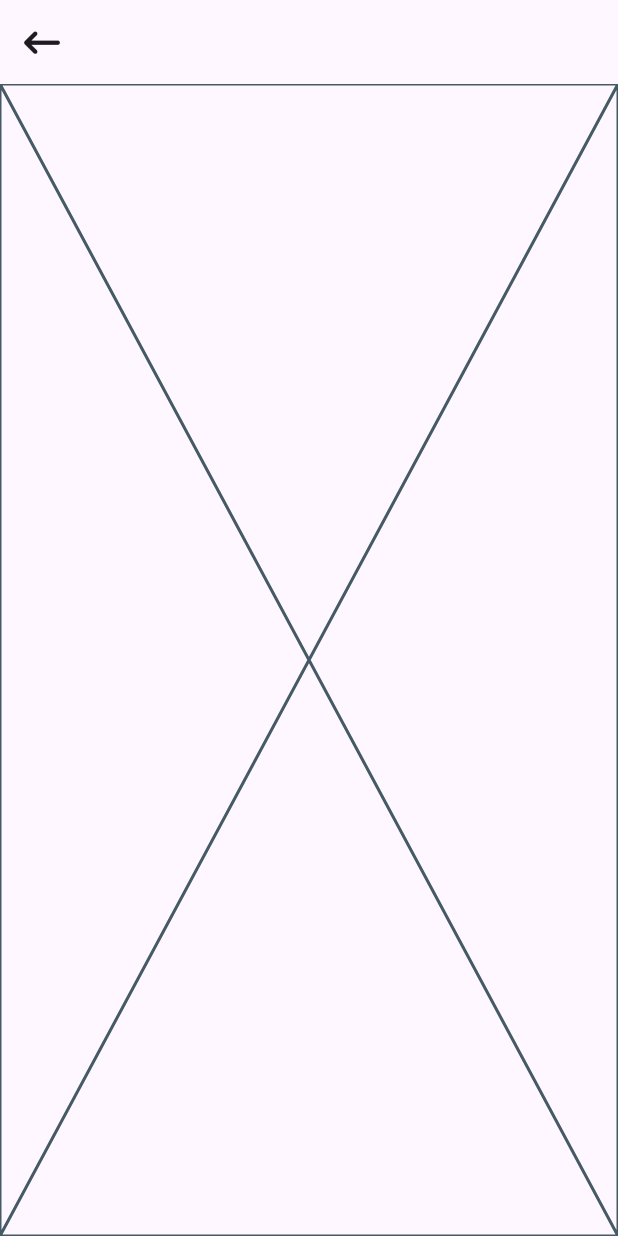
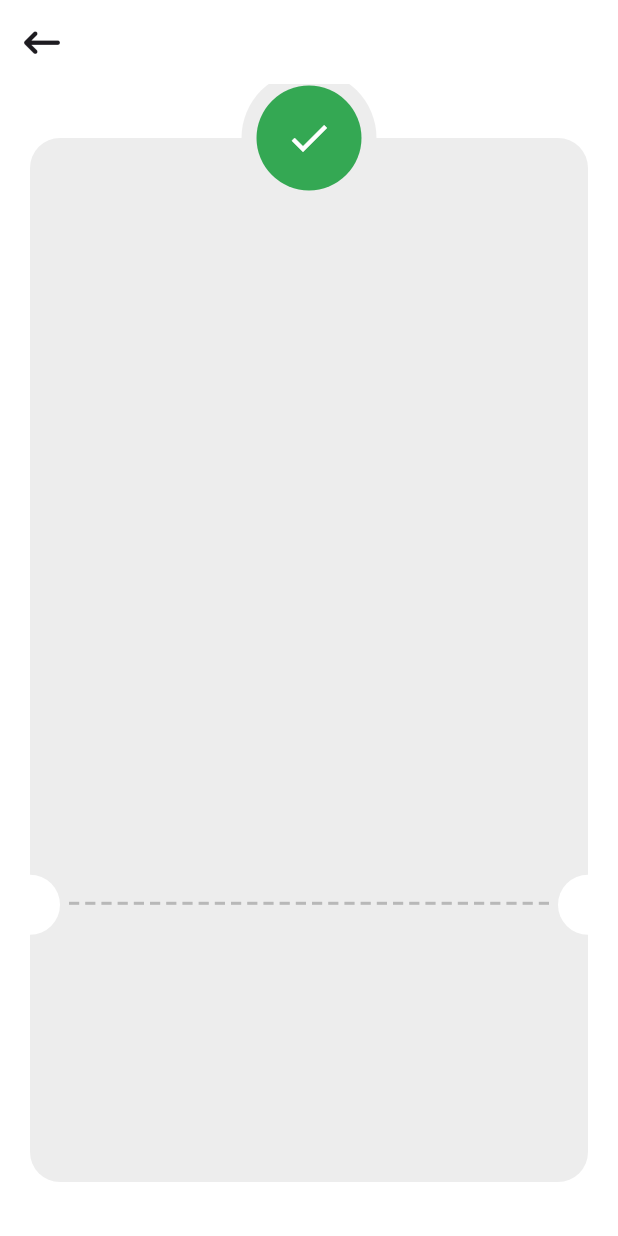
Before and after one commit to mahmoudmohamed17/custom-checkout-ui, a Flutter app: the ThankYouView screen opened directly, on a phone screen of 412 x 824 dp. Run offline on Flutter 3.47's test engine with Material 3 defaults, Android fonts, the phone set to English and light mode, and no system bars; our stand-ins replace device_preview, flutter_credit_card, flutter_svg, font_awesome_flutter.

Commit message:
create transaction ticket shape

```diff
--- /dev/null
+++ b/lib/extensions/context_extension.dart
@@ -0,0 +1,15 @@
+import 'package:flutter/material.dart';
+
+extension ContextExtension on BuildContext {
+  double get height => MediaQuery.of(this).size.height;
+  double get width => MediaQuery.of(this).size.width;
+
+  double get safeHeight =>
+      height -
+      MediaQuery.of(this).padding.top -
+      MediaQuery.of(this).padding.bottom;
+  double get safeWidth =>
+      width -
+      MediaQuery.of(this).padding.left -
+      MediaQuery.of(this).padding.right;
+}
--- a/lib/views/my_cart_view.dart
+++ b/lib/views/my_cart_view.dart
@@ -8,7 +8,7 @@ class MyCartView extends StatelessWidget {
   @override
   Widget build(BuildContext context) {
     return Scaffold(
-
+      backgroundColor: Colors.white,
       appBar: appBar(title: 'My Cart'),
       body: MyCartViewBody(),
     );
--- a/lib/views/payment_details_view.dart
+++ b/lib/views/payment_details_view.dart
@@ -8,6 +8,7 @@ class PaymentDetailsView extends StatelessWidget {
   @override
   Widget build(BuildContext context) {
     return Scaffold(
+      backgroundColor: Colors.white,
       appBar: appBar(
           title: 'Payment Details',
           onTap: () {
--- a/lib/views/thank_you_view.dart
+++ b/lib/views/thank_you_view.dart
@@ -8,6 +8,7 @@ class ThankYouView extends StatelessWidget {
   @override
   Widget build(BuildContext context) {
     return Scaffold(
+      backgroundColor: Colors.white,
       appBar: appBar(
           title: '',
           onTap: () {
--- a/lib/widgets/app_bar.dart
+++ b/lib/widgets/app_bar.dart
@@ -4,6 +4,7 @@ import 'package:font_awesome_flutter/font_awesome_flutter.dart';
 
 AppBar appBar({required String title, VoidCallback? onTap}) {
   return AppBar(
+    backgroundColor: Colors.white,
     leading: GestureDetector(
       onTap: onTap,
       child: Center(
--- a/lib/widgets/thank_you_view_body.dart
+++ b/lib/widgets/thank_you_view_body.dart
@@ -1,3 +1,4 @@
+import 'package:custom_checkout_ui/extensions/context_extension.dart';
 import 'package:flutter/material.dart';
 
 class ThankYouViewBody extends StatelessWidget {
@@ -5,6 +6,69 @@ class ThankYouViewBody extends StatelessWidget {
 
   @override
   Widget build(BuildContext context) {
-    return const Placeholder();
+    return Padding(
+      padding: const EdgeInsets.symmetric(horizontal: 20, vertical: 36),
+      child: Stack(
+        clipBehavior: Clip.none,
+        children: [
+          Container(
+            width: double.infinity,
+            height: double.infinity,
+            decoration: ShapeDecoration(
+              color: Color(0xFFEDEDED),
+              shape: RoundedRectangleBorder(
+                borderRadius: BorderRadius.circular(20),
+              ),
+            ),
+          ),
+          Positioned(
+            bottom: context.height * 0.20 + 20,
+            left: 24,
+            right: 24,
+            child: Row(
+              children: List.generate(30, (index) {
+                return Expanded(
+                  child: Container(
+                    margin: EdgeInsets.symmetric(horizontal: 2),
+                    height: 2,
+                    color: Color(0xffB8B8B8),
+                  ),
+                );
+              }),
+            ),
+          ),
+          Positioned(
+              left: -20,
+              bottom: context.height * 0.20,
+              child: CircleAvatar(
+                backgroundColor: Colors.white,
+              )),
+          Positioned(
+              right: -20,
+              bottom: context.height * 0.20,
+              child: CircleAvatar(
+                backgroundColor: Colors.white,
+              )),
+          Positioned(
+            left: 0,
+            right: 0,
+            top: -45,
+            child: CircleAvatar(
+              radius: 45,
+              backgroundColor: Color(0xFFEDEDED),
+              child: CircleAvatar(
+                radius: 35,
+                backgroundColor: Color(0xff34A853),
+                child: Icon(
+                  Icons.check,
+                  color: Colors.white,
+                  size: 32,
+                ),
+              ),
+            ),
+          )
+        ],
+      ),
+    );
   }
 }
```
Lines whose indentation alone changed are shown as unchanged.
